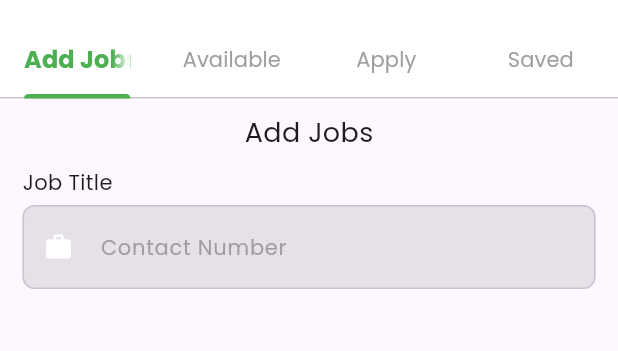
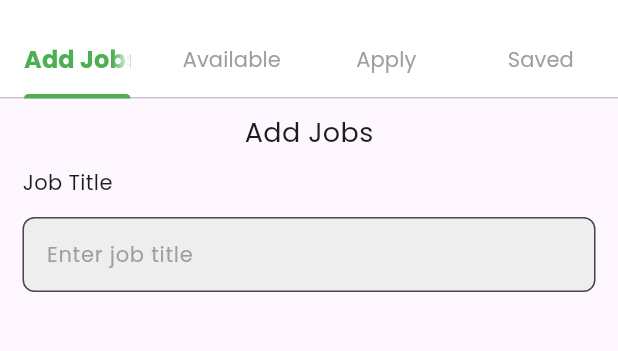
Before and after one commit to sahanDlenora/gig_finder, a Flutter app: the JobScreen screen opened directly, on a phone screen of 412 x 824 dp, the part 59-410 px from its top. Run offline on Flutter 3.47's test engine with Material 3 defaults, Android fonts, the phone set to English and light mode, and no system bars; our stand-ins replace cloud_firestore, firebase_auth, firebase_core, firebase_storage, go_router, google_fonts and 3 more; missing offline and left inert: dart:ffi; accounts and stored records are empty.

Commit message:
create add jobs

```diff
--- a/lib/models/job_model.dart
+++ b/lib/models/job_model.dart
@@ -1,4 +1,6 @@
 import 'dart:ffi';
+
+import 'package:cloud_firestore/cloud_firestore.dart';
 
 class Job {
   String id;
@@ -23,17 +25,17 @@ class Job {
     required this.isUpdated,
   });
 
-  factory Job.fromJson(Map<String, dynamic> doc, String id) {
+  /*factory Job.fromJson(Map<String, dynamic> doc, String id) {
     Job(
       id: id,
-      title: title,
-      description: description,
-      location: location,
-      foods: foods,
-      salary: salary,
-      createdAt: createdAt,
-      updatedAt: updatedAt,
-      isUpdated: isUpdated,
+      title: doc["title"],
+      description: doc["description"],
+      location: doc["location"],
+      foods: doc["foods"],
+      salary: doc["salary"],
+      createdAt: (doc["createdAt"] as Timestamp).toDate(),
+      updatedAt: (doc["updatedAt"] as Timestamp).toDate(),
+      isUpdated: doc["isUpdated"],
     );
-  }
+  }*/
 }
--- a/lib/views/main_views/job_screen.dart
+++ b/lib/views/main_views/job_screen.dart
@@ -1,4 +1,6 @@
 import 'package:flutter/material.dart';
+import 'package:gig_finder/views/main_views/sub_pages/add_jobs.dart';
+import 'package:gig_finder/widgets/reusable/add_job_input.dart';
 import 'package:gig_finder/widgets/reusable/custom_input.dart';
 import 'package:gig_finder/widgets/reusable/job_card.dart';
 
@@ -17,9 +19,6 @@ class JobScreen extends StatefulWidget {
 }
 
 class _JobScreenState extends State<JobScreen> {
-  final _formKey = GlobalKey<FormState>();
-  final TextEditingController _nameController = TextEditingController();
-  final TextEditingController _emailController = TextEditingController();
   @override
   Widget build(BuildContext context) {
     return DefaultTabController(
@@ -62,49 +61,7 @@ class _JobScreenState extends State<JobScreen> {
           ),
           body: TabBarView(
             children: [
-              SingleChildScrollView(
-                child: Column(
-                  children: [
-                    Center(
-                      child: Padding(
-                        padding: const EdgeInsets.symmetric(
-                          vertical: 10,
-                          horizontal: 15,
-                        ),
-                        child: Column(
-                          children: [
-                            Text(
-                              "Add Jobs",
-                              style: TextStyle(fontSize: 18),
-                            ),
-                            SizedBox(
-                              height: 10,
-                            ),
-                            Column(
-                              crossAxisAlignment: CrossAxisAlignment.start,
-                              children: [
-                                Text("Job Title"),
-                                CustomInput(
-                                  controller: _nameController,
-                                  labelText: 'Contact Number',
-                                  icon: Icons.work,
-                                  obscureText: false,
-                                  validator: (value) {
-                                    if (value == null || value.isEmpty) {
-                                      return 'Please enter your contact number';
-                                    }
-                                    return null;
-                                  },
-                                ),
-                              ],
-                            ),
-                          ],
-                        ),
-                      ),
-                    ),
-                  ],
-                ),
-              ),
+              AddJobs(),
               SingleChildScrollView(
                 child: Column(
                   children: [
--- /dev/null
+++ b/lib/views/main_views/sub_pages/add_jobs.dart
@@ -0,0 +1,52 @@
+import 'package:flutter/material.dart';
+import 'package:gig_finder/widgets/reusable/add_job_input.dart';
+
+class AddJobs extends StatelessWidget {
+  AddJobs({super.key});
+
+  final _formKey = GlobalKey<FormState>();
+  final TextEditingController _nameController = TextEditingController();
+  final TextEditingController _emailController = TextEditingController();
+
+  @override
+  Widget build(BuildContext context) {
+    return SingleChildScrollView(
+      child: Column(
+        children: [
+          Center(
+            child: Padding(
+              padding: const EdgeInsets.symmetric(
+                vertical: 10,
+                horizontal: 15,
+              ),
+              child: Column(
+                children: [
+                  Text(
+                    "Add Jobs",
+                    style: TextStyle(fontSize: 18),
+                  ),
+                  SizedBox(
+                    height: 10,
+                  ),
+                  Column(
+                    crossAxisAlignment: CrossAxisAlignment.start,
+                    children: [
+                      Text("Job Title"),
+                      SizedBox(
+                        height: 8,
+                      ),
+                      AddJobInput(
+                        controller: _nameController,
+                        lableText: "Enter job title",
+                      ),
+                    ],
+                  ),
+                ],
+              ),
+            ),
+          ),
+        ],
+      ),
+    );
+  }
+}
--- /dev/null
+++ b/lib/widgets/reusable/add_job_input.dart
@@ -0,0 +1,41 @@
+import 'package:flutter/material.dart';
+
+class AddJobInput extends StatelessWidget {
+  final TextEditingController controller;
+  final String lableText;
+  final String? Function(String?)? validator;
+  const AddJobInput({
+    super.key,
+    required this.controller,
+    required this.lableText,
+    this.validator,
+  });
+
+  @override
+  Widget build(BuildContext context) {
+    return Padding(
+      padding: EdgeInsets.symmetric(vertical: 5),
+      child: TextFormField(
+        controller: controller,
+        validator: validator,
+        decoration: InputDecoration(
+          labelText: lableText,
+          labelStyle: TextStyle(
+            color: Colors.grey,
+            fontSize: 14,
+          ),
+          border: OutlineInputBorder(
+            borderRadius: BorderRadius.circular(8),
+          ),
+          focusedBorder: OutlineInputBorder(
+            borderSide: BorderSide(color: Colors.green),
+            borderRadius: BorderRadius.circular(12),
+          ),
+          filled: true,
+          fillColor: Colors.grey.shade200,
+          contentPadding: EdgeInsets.symmetric(vertical: 13, horizontal: 12),
+        ),
+      ),
+    );
+  }
+}
--- a/lib/widgets/reusable/custom_input.dart
+++ b/lib/widgets/reusable/custom_input.dart
@@ -26,9 +26,6 @@ class CustomInput extends StatelessWidget {
     return Padding(
       padding: const EdgeInsets.symmetric(vertical: 5),
       child: TextFormField(
-        style: TextStyle(
-          color: Colors.amber,
-        ),
         controller: controller,
         decoration: InputDecoration(
           border: inputBorder,
@@ -40,6 +37,7 @@ class CustomInput extends StatelessWidget {
             fontSize: 14,
           ),
           filled: true,
+          fillColor: Colors.grey.shade100,
           prefixIcon: Icon(
             icon,
             color: mainWhiteColor,
```
